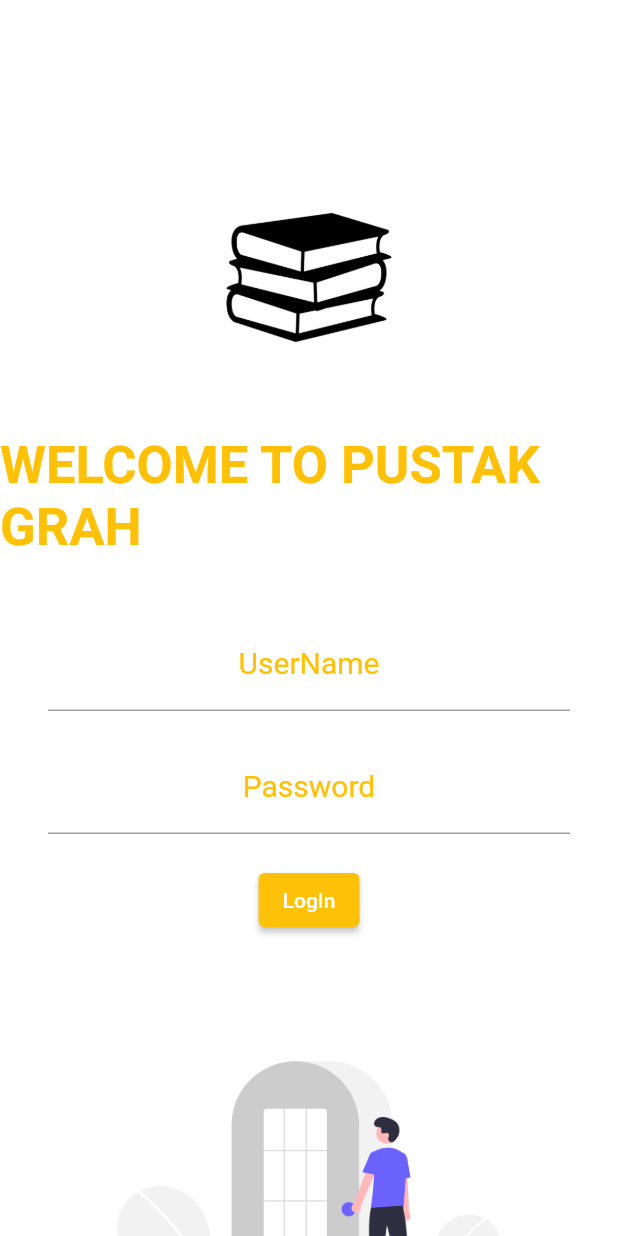
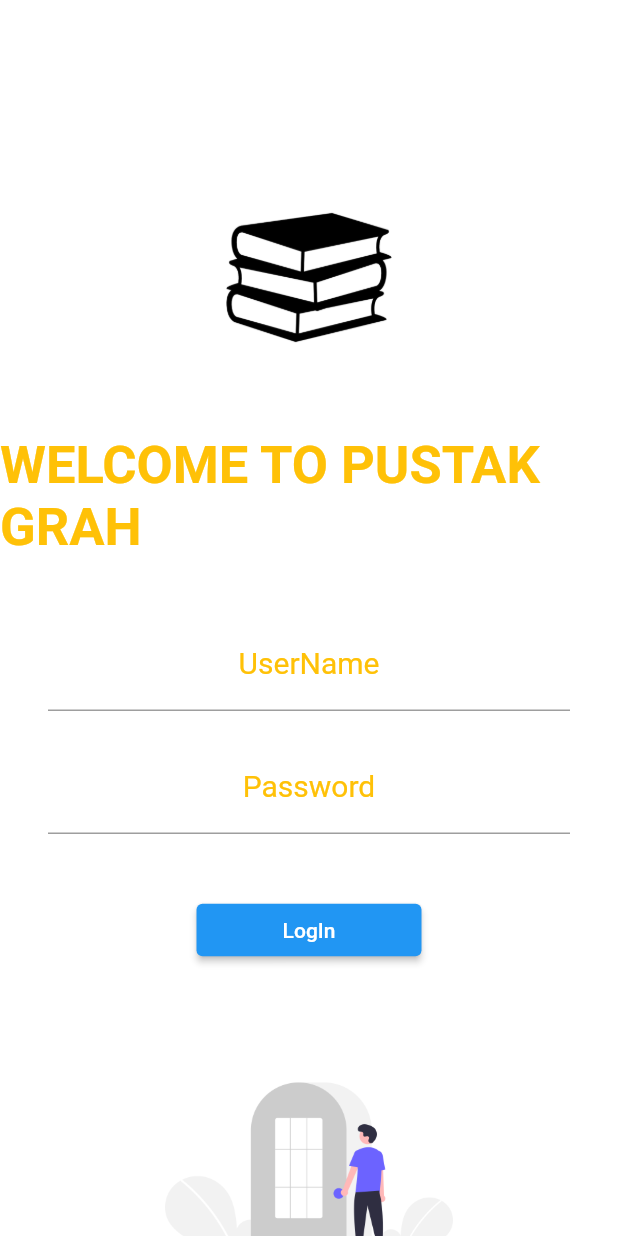
Before and after one commit to Anand6337/flutter_learn_code, a Flutter app: the screen it shows after launch, on a phone screen of 412 x 824 dp. Run offline on Flutter 3.47's test engine with Material 2 defaults, Android fonts, the light colour scheme and no system bars; our stand-ins replace google_fonts; Roboto replaces fonts that are missing (Acme).

Commit message:
"Day 2 Completed"

```diff
--- a/lib/login_page.dart
+++ b/lib/login_page.dart
@@ -6,6 +6,7 @@ class loginPage extends StatelessWidget {
   Widget build(BuildContext context) {
     return Material(
       color: Colors.white,
+      child: SingleChildScrollView(
         child: Column(
           mainAxisAlignment: MainAxisAlignment.start,
           children: [
@@ -56,19 +57,15 @@ class loginPage extends StatelessWidget {
                          )
                      ),
                    ),
-                 const SizedBox(height: 20,),
+                   const SizedBox(height: 40,),
                    ElevatedButton(
                        onPressed:() {},
-                     child:Text("LogIn"),
-                   style: const ButtonStyle(
-
-                     foregroundColor: MaterialStatePropertyAll(Colors.white),//Way to design Buttons specially by using MaterialStateProperty
-                     backgroundColor: MaterialStatePropertyAll(Colors.amber),
+                       child:Text("LogIn",),
+                     style:TextButton.styleFrom(minimumSize: const Size(150, 35)),
                    ),
-                 ),
-                 SizedBox(height: 60,),
+                   const SizedBox(height: 60,),
                    Image.asset("assets/images/login_image.png",
-                   height: 200,
+                     height: 150,
                    ),
                  ],
                )
@@ -76,6 +73,7 @@ class loginPage extends StatelessWidget {
 
           ],
         ),
+      ),
     );
   }
 }
--- a/lib/main.dart
+++ b/lib/main.dart
@@ -20,7 +20,9 @@ class MyApp extends StatelessWidget
         // primaryTextTheme: GoogleFonts.latoTextTheme(),
 
       ),
+
       darkTheme: ThemeData(
+        fontFamily: GoogleFonts.acme().fontFamily,
         // dialogBackgroundColor: Colors.black45,
         //     primarySwatch: Colors.blueGrey
       ),
@@ -31,6 +33,7 @@ class MyApp extends StatelessWidget
 
       },
 
+
     );
   }
 
```
Lines whose indentation alone changed are shown as unchanged.
